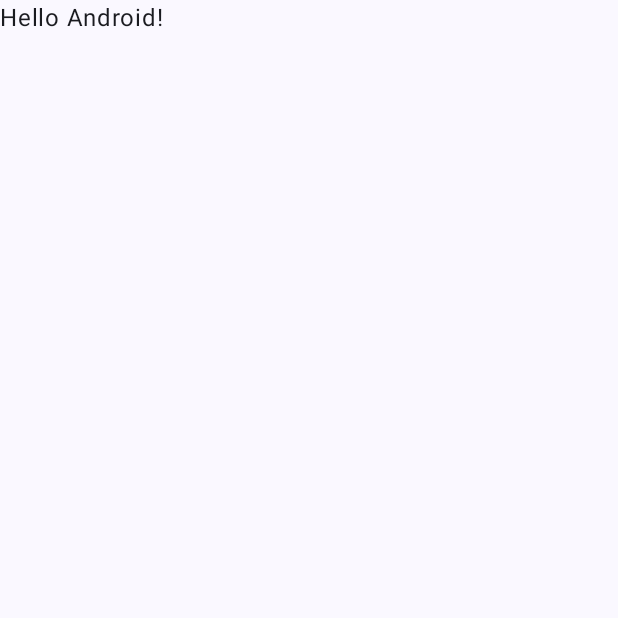
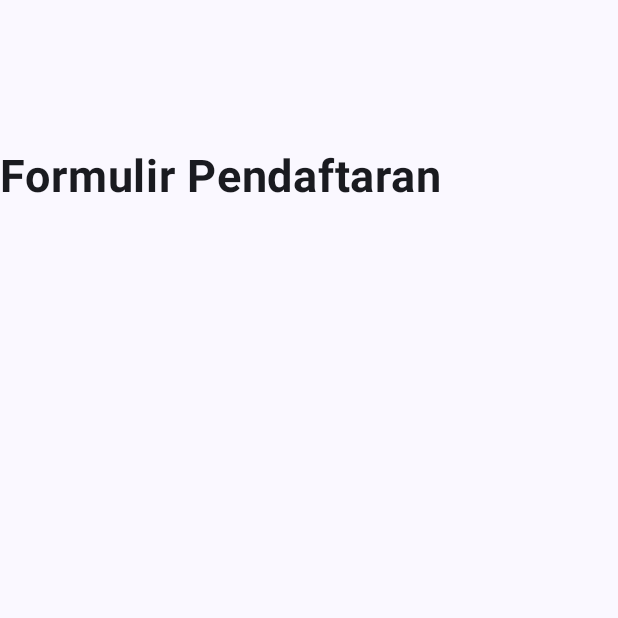
Before and after one commit to nabilasaf/PRAKPAM2, an Android app built with Jetpack Compose: the screen it shows after launch (MainActivity), on a phone screen of 412 x 824 dp, the top half of it. Before the commit the part shown is almost empty. Run offline under Robolectric (Android 15) with nearby library versions, the phone set to English and light mode, and no system bars.

Commit message:
Menambahkan Column

```diff
--- a/app/src/main/java/com/example/prakpam2/InputDataPengguna.kt
+++ b/app/src/main/java/com/example/prakpam2/InputDataPengguna.kt
@@ -1,11 +1,27 @@
 package com.example.prakpam2
 
+import androidx.compose.foundation.layout.Arrangement
+import androidx.compose.foundation.layout.Box
+import androidx.compose.foundation.layout.Column
+import androidx.compose.foundation.layout.Spacer
+import androidx.compose.foundation.layout.fillMaxHeight
+import androidx.compose.foundation.layout.fillMaxSize
+import androidx.compose.foundation.layout.fillMaxWidth
+import androidx.compose.foundation.layout.height
+import androidx.compose.foundation.layout.padding
+import androidx.compose.material3.Card
+import androidx.compose.material3.Text
 import androidx.compose.runtime.Composable
 import androidx.compose.runtime.getValue
 import androidx.compose.runtime.mutableStateOf
 import androidx.compose.runtime.remember
 import androidx.compose.runtime.setValue
+import androidx.compose.ui.Alignment
 import androidx.compose.ui.Modifier
+import androidx.compose.ui.res.stringResource
+import androidx.compose.ui.text.font.FontWeight
+import androidx.compose.ui.unit.dp
+import androidx.compose.ui.unit.sp
 
 @Composable
 fun FormPendaftaran (modifier: Modifier){
@@ -21,4 +37,15 @@ fun FormPendaftaran (modifier: Modifier){
 
     val gender:List<String> = listOf("Laki-laki","Perempuan")
     val status: List<String> = listOf("Janda","Lajang","Duda","Menikah")
+
+    Column (modifier = Modifier.padding(top = 100.dp)
+        .fillMaxWidth(),
+        verticalArrangement = Arrangement.Center
+    ){
+        Text(text = stringResource(id= R.string.pendaftaran),
+            fontSize = 30.sp,
+            fontWeight = FontWeight.Bold)
+
+    }
+
 }
--- a/app/src/main/java/com/example/prakpam2/MainActivity.kt
+++ b/app/src/main/java/com/example/prakpam2/MainActivity.kt
@@ -20,8 +20,7 @@ class MainActivity : ComponentActivity() {
         setContent {
             PRAKPAM2Theme {
                 Scaffold(modifier = Modifier.fillMaxSize()) { innerPadding ->
-                    Greeting(
-                        name = "Android",
+                    FormPendaftaran(
                         modifier = Modifier.padding(innerPadding)
                     )
                 }
--- a/app/src/main/res/values/strings.xml
+++ b/app/src/main/res/values/strings.xml
@@ -1,4 +1,5 @@
 <resources>
     <string name="app_name">PRAKPAM2</string>
     <string name="Submit">Submit</string>
+    <string name="pendaftaran">Formulir Pendaftaran</string>
 </resources>
```
